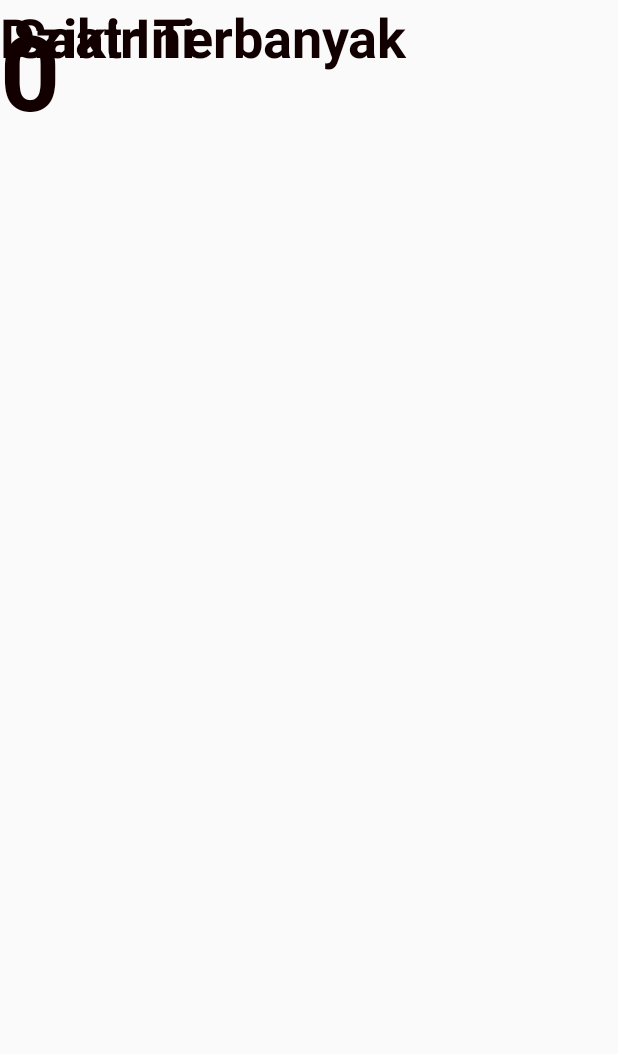
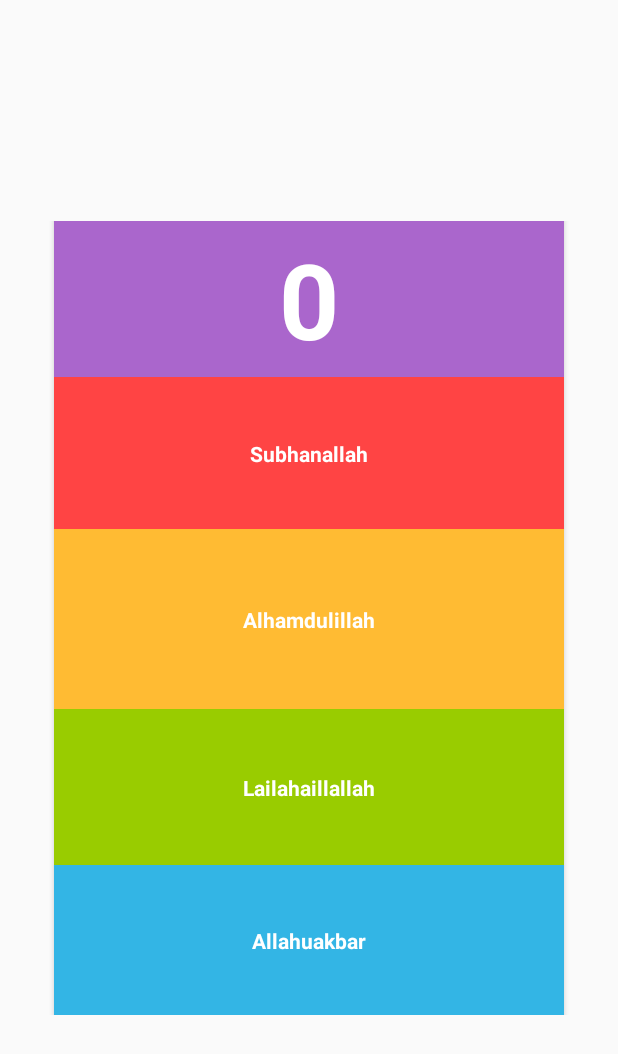
Before and after one commit to zenlie/pemprog4, an Android app: the layout activity_score.xml on its own in the app's theme, with its tools: preview values and no code run, on a phone screen of 412 x 824 dp. Shown: the top 1054 px of the screen. Run offline under Robolectric (Android 15) with nearby library versions, the phone set to English and light mode, and no system bars.

Commit message:
second push

```diff
--- a/app/src/main/java/com/pemprog4/counterapp/About.java
+++ b/app/src/main/java/com/pemprog4/counterapp/About.java
@@ -2,8 +2,6 @@ package com.pemprog4.counterapp;
 
 import android.content.Intent;
 import android.os.Bundle;
-import android.view.Menu;
-import android.view.MenuInflater;
 import android.view.MenuItem;
 
 public class About extends MainActivity {
--- a/app/src/main/java/com/pemprog4/counterapp/Score.java
+++ b/app/src/main/java/com/pemprog4/counterapp/Score.java
@@ -1,37 +1,67 @@
 package com.pemprog4.counterapp;
 
+import android.content.Context;
 import android.content.Intent;
+import android.media.MediaPlayer;
 import android.os.Bundle;
+import android.os.Vibrator;
+import android.support.v7.app.AppCompatActivity;
 import android.view.Menu;
 import android.view.MenuInflater;
 import android.view.MenuItem;
-import java.lang.Math;
+import android.view.View;
+import android.widget.TextView;
 
-public class Score extends MainActivity {
+public class Score extends AppCompatActivity {
+
+    TextView dzikir;
+    int zikir = 0;
+    Vibrator vibe;
+    MediaPlayer mediaPlayer;
 
     @Override
     protected void onCreate(Bundle savedInstanceState) {
         super.onCreate(savedInstanceState);
-        setContentView(R.layout.activity_score);
+        setContentView(R.layout.activity_main);
+        dzikir = (TextView) findViewById(R.id.dzikir);
+        vibe = (Vibrator) getSystemService(Context.VIBRATOR_SERVICE);
+    }
+
+    public void subhanallah(View view) {
+        mediaPlayer = MediaPlayer.create(getApplicationContext(), R.raw.tasbih);
+        mediaPlayer.start();
+        zikir = zikir + 1;
+        tampil(zikir);
+        vibe.vibrate(100);
+    }
+
+    public void alhamdulillah(View view) {
+        mediaPlayer = MediaPlayer.create(getApplicationContext(), R.raw.tahmid);
+        mediaPlayer.start();
+        zikir = zikir + 1;
+        tampil(zikir);
+        vibe.vibrate(100);
+    }
+
+    public void lailahaillallah(View view) {
+        mediaPlayer = MediaPlayer.create(getApplicationContext(), R.raw.tahlil);
+        mediaPlayer.start();
+        zikir = zikir + 1;
+        tampil(zikir);
+        vibe.vibrate(100);
+    }
+
+    public void allahuakbar(View view) {
+        mediaPlayer = MediaPlayer.create(getApplicationContext(), R.raw.takbir);
+        mediaPlayer.start();
+        zikir = zikir + 1;
+        tampil(zikir);
+        vibe.vibrate(100);
     }
 
     public void tampil(int z) {
         dzikir.setText("" + z);
     }
-//    public class MaxMin{
-//        public static void main(String[] args){
-//            int zikir, angka2, angka3, maks;
-//            zikir = 10;
-//            angka2 = 300;
-//            angka3 = 20;
-//
-//            maks = Math.max(angka1, angka2);
-//            if (angka3 > maks) {
-//                maks = angka3;
-//            }
-//            System.out.println("Angka maksimum adalah= "+maks);
-//        }
-//    }
 
     @Override
     public boolean onCreateOptionsMenu(Menu menu) {
--- a/app/src/main/res/layout/activity_score.xml
+++ b/app/src/main/res/layout/activity_score.xml
@@ -1,44 +1,203 @@
 <?xml version="1.0" encoding="utf-8"?>
-<android.support.constraint.ConstraintLayout xmlns:android="http://schemas.android.com/apk/res/android"
+<LinearLayout xmlns:android="http://schemas.android.com/apk/res/android"
     xmlns:app="http://schemas.android.com/apk/res-auto"
     xmlns:tools="http://schemas.android.com/tools"
+    android:id="@+id/ll"
     android:layout_width="match_parent"
     android:layout_height="match_parent"
+    android:gravity="center"
+    android:orientation="vertical"
+    android:padding="10dp"
     tools:context="com.pemprog4.counterapp.Score">
 
+    <LinearLayout
+        android:layout_width="match_parent"
+        android:layout_height="104dp"
+        android:clipToPadding="false"
+        android:gravity="center"
+        android:orientation="horizontal">
+
+        <android.support.v7.widget.CardView
+            android:id="@+id/noWhatsapp"
+            android:layout_width="340dp"
+            android:layout_height="150dp"
+            android:layout_margin="10dp"
+            android:clickable="true"
+            android:foreground="?android:attr/selectableItemBackground"
+            app:cardBackgroundColor="@android:color/holo_purple"
+            app:cardCornerRadius="8dp">
+
+            <LinearLayout
+                android:layout_width="match_parent"
+                android:layout_height="match_parent"
+                android:gravity="center"
+                android:orientation="vertical">
+
                 <TextView
-        android:id="@+id/dzikir2"
+                    android:id="@+id/dzikir"
                     android:layout_width="wrap_content"
                     android:layout_height="wrap_content"
-        android:layout_weight="1"
                     android:text="0"
-        android:textColor="#120000"
+                    android:textColor="#fff"
                     android:textSize="70sp"
-        android:textStyle="bold"
-        tools:layout_editor_absoluteX="185dp"
-        tools:layout_editor_absoluteY="261dp" />
+                    android:textStyle="bold" />
 
-    <TextView
-        android:id="@+id/textView2"
-        android:layout_width="wrap_content"
-        android:layout_height="wrap_content"
-        android:layout_weight="1"
-        android:text=" Saat Ini"
-        android:textColor="#120000"
-        android:textSize="36sp"
-        android:textStyle="bold"
-        tools:layout_editor_absoluteX="140dp"
-        tools:layout_editor_absoluteY="158dp" />
+            </LinearLayout>
+
+        </android.support.v7.widget.CardView>
+
+    </LinearLayout>
+
+    <LinearLayout
+        android:layout_width="match_parent"
+        android:layout_height="101dp"
+        android:clipToPadding="false"
+        android:gravity="center"
+        android:orientation="horizontal">
+
+        <android.support.v7.widget.CardView
+            android:layout_width="340dp"
+            android:layout_height="150dp"
+            android:layout_margin="10dp"
+            android:clickable="true"
+            android:foreground="?android:attr/selectableItemBackground"
+            android:onClick="subhanallah"
+            app:cardBackgroundColor="@android:color/holo_red_light"
+            app:cardCornerRadius="8dp">
+
+            <LinearLayout
+                android:layout_width="match_parent"
+                android:layout_height="match_parent"
+                android:gravity="center"
+                android:orientation="vertical">
 
                 <TextView
                     android:layout_width="wrap_content"
                     android:layout_height="wrap_content"
-        android:layout_weight="1"
-        android:text="Dzikir Terbanyak"
-        android:textColor="#120000"
-        android:textSize="36sp"
-        android:textStyle="bold"
-        tools:layout_editor_absoluteX="68dp"
-        tools:layout_editor_absoluteY="109dp" />
+                    android:gravity="center"
+                    android:padding="5dp"
+                    android:text="Subhanallah"
+                    android:textColor="#fff"
+                    android:textStyle="bold" />
 
-</android.support.constraint.ConstraintLayout>
+            </LinearLayout>
+
+        </android.support.v7.widget.CardView>
+
+    </LinearLayout>
+
+    <LinearLayout
+        android:layout_width="match_parent"
+        android:layout_height="120dp"
+        android:clipToPadding="false"
+        android:gravity="center"
+        android:orientation="horizontal">
+
+        <android.support.v7.widget.CardView
+            android:layout_width="340dp"
+            android:layout_height="150dp"
+            android:layout_margin="10dp"
+            android:clickable="true"
+            android:foreground="?android:attr/selectableItemBackground"
+            android:onClick="alhamdulillah"
+            app:cardBackgroundColor="@android:color/holo_orange_light"
+            app:cardCornerRadius="8dp">
+
+            <LinearLayout
+                android:layout_width="match_parent"
+                android:layout_height="match_parent"
+                android:gravity="center"
+                android:orientation="vertical">
+
+                <TextView
+                    android:layout_width="wrap_content"
+                    android:layout_height="wrap_content"
+                    android:gravity="center"
+                    android:padding="5dp"
+                    android:text="Alhamdulillah"
+                    android:textColor="#fff"
+                    android:textStyle="bold" />
+
+            </LinearLayout>
+
+        </android.support.v7.widget.CardView>
+
+    </LinearLayout>
+
+    <LinearLayout
+        android:layout_width="match_parent"
+        android:layout_height="104dp"
+        android:clipToPadding="false"
+        android:gravity="center"
+        android:orientation="horizontal">
+
+        <android.support.v7.widget.CardView
+            android:layout_width="340dp"
+            android:layout_height="150dp"
+            android:layout_margin="10dp"
+            android:clickable="true"
+            android:foreground="?android:attr/selectableItemBackground"
+            android:onClick="lailahaillallah"
+            app:cardBackgroundColor="@android:color/holo_green_light"
+            app:cardCornerRadius="8dp">
+
+            <LinearLayout
+                android:layout_width="match_parent"
+                android:layout_height="match_parent"
+                android:gravity="center"
+                android:orientation="vertical">
+
+                <TextView
+                    android:layout_width="wrap_content"
+                    android:layout_height="wrap_content"
+                    android:gravity="center"
+                    android:padding="5dp"
+                    android:text="Lailahaillallah"
+                    android:textColor="#fff"
+                    android:textStyle="bold" />
+
+            </LinearLayout>
+
+        </android.support.v7.widget.CardView>
+
+    </LinearLayout>
+
+    <LinearLayout
+        android:layout_width="match_parent"
+        android:layout_height="100dp"
+        android:clipToPadding="false"
+        android:gravity="center"
+        android:orientation="horizontal">
+
+        <android.support.v7.widget.CardView
+            android:layout_width="340dp"
+            android:layout_height="150dp"
+            android:layout_margin="10dp"
+            android:clickable="true"
+            android:foreground="?android:attr/selectableItemBackground"
+            android:onClick="allahuakbar"
+            app:cardBackgroundColor="@android:color/holo_blue_light"
+            app:cardCornerRadius="8dp">
+
+            <LinearLayout
+                android:layout_width="match_parent"
+                android:layout_height="match_parent"
+                android:gravity="center"
+                android:orientation="vertical">
+
+                <TextView
+                    android:layout_width="wrap_content"
+                    android:layout_height="wrap_content"
+                    android:gravity="center"
+                    android:padding="5dp"
+                    android:text="Allahuakbar"
+                    android:textColor="#fff"
+                    android:textStyle="bold" />
+
+            </LinearLayout>
+
+        </android.support.v7.widget.CardView>
+
+    </LinearLayout>
+
+</LinearLayout>
```
Also changed, not shown: 37 other files. Lines whose indentation alone changed are shown as unchanged.
